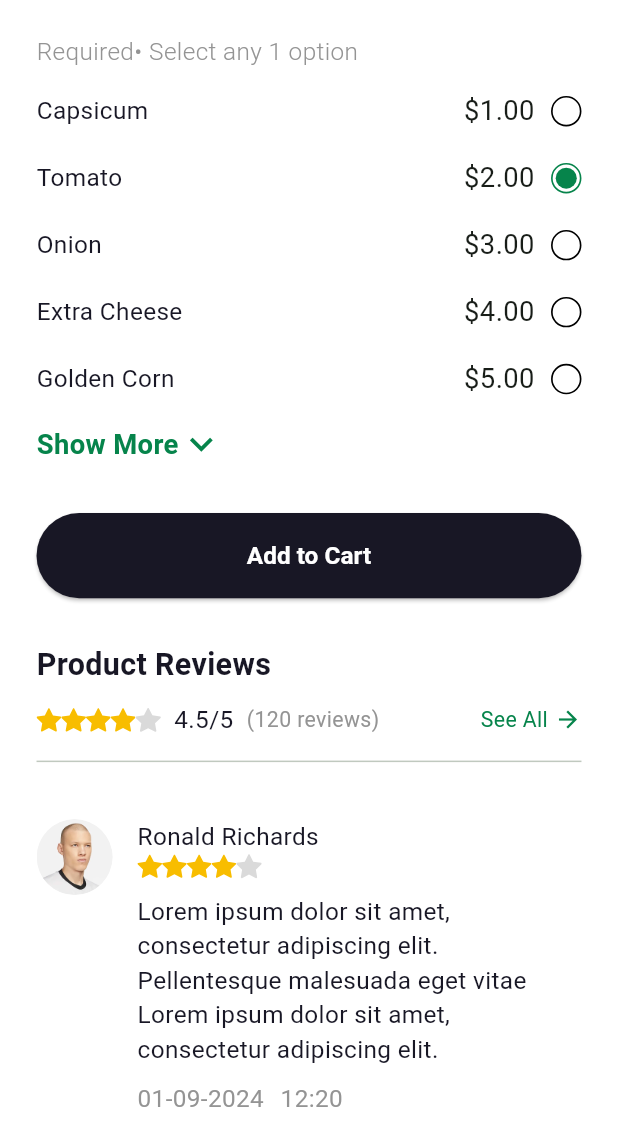
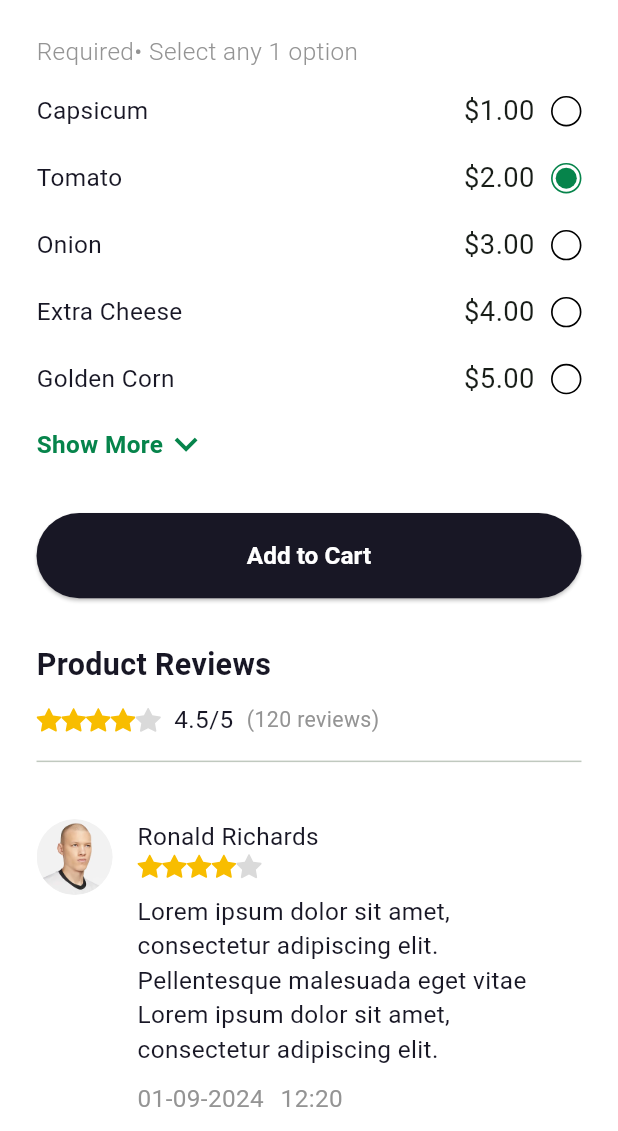
Before and after one commit to Apptesting7260/woye_userApp, a Flutter app: the ProductDetailsScreen screen opened directly with empty values, scrolled down 1152 dp, on a phone screen of 412 x 824 dp, the part 105-1236 px from its top. Run offline on Flutter 3.47's test engine with Material 3 defaults, Android fonts, the light colour scheme and no system bars; our stand-ins replace another_xlider, connectivity_plus, country_code_picker, dotted_border, firebase_auth, firebase_core and 11 more; missing offline and left inert: flutter_facebook_auth, otp_timer_button; accounts and stored records are empty; Roboto replaces fonts that are missing (Gilroy, Gilroy-Regular); project files that could hold a hidden picture were left out.

Commit message:
good morning 29-10

```diff
--- a/lib/Core/Utils/app_export.dart
+++ b/lib/Core/Utils/app_export.dart
@@ -32,3 +32,4 @@ export 'package:woye_user/shared/widgets/custom_app_bar.dart';
 export 'package:woye_user/shared/widgets/custom_elevated_button.dart';
 export 'package:woye_user/shared/widgets/custom_form_field.dart';
 export 'package:woye_user/shared/widgets/custom_outlined_button.dart';
+export 'package:woye_user/Shared/Widgets/custom_item_banner.dart';
--- a/lib/Routes/app_routes.dart
+++ b/lib/Routes/app_routes.dart
@@ -10,6 +10,7 @@ import 'package:woye_user/Presentation/Restaurants/Pages/Restaurant_categories/R
 import 'package:woye_user/Presentation/Restaurants/Pages/Restaurant_categories/Sub_screens/Categories_details/restaurant_category_details.dart';
 import 'package:woye_user/Presentation/Restaurants/Pages/Restaurant_categories/Sub_screens/Filter/restaurant_categories_filter.dart';
 import 'package:woye_user/Presentation/Restaurants/Pages/Restaurant_home/Sub_screens/Filter/restaurant_home_filter.dart';
+import 'package:woye_user/Presentation/Restaurants/Pages/Restaurant_home/Sub_screens/More_Products/more_products.dart';
 import 'package:woye_user/Presentation/Restaurants/Pages/Restaurant_home/Sub_screens/Product_reviews/product_reviews.dart';
 import 'package:woye_user/Presentation/Restaurants/Pages/Restaurant_wishlist/Sub_screens/Filter/restaurant_wishlist_filter.dart';
 import 'package:woye_user/Presentation/Restaurants/Restaurants_navbar/Controller/restaurant_navbar_binding.dart';
@@ -45,6 +46,7 @@ class AppRoutes {
       "/restaurant_categories_details";
   static const String restaurantWishlistFilter = "/restaurant_Wishlist_filter";
   static const String productReviews = "/product_reviews";
+  static const String moreProducts = "/more_products";
 
   static List<GetPage> pages = [
     GetPage(
@@ -81,7 +83,8 @@ class AppRoutes {
       page: () => const GroceryNavbar(),
     ),
     GetPage(name: restaurantHomeFilter, page: () => RestaurantHomeFilter()),
-    GetPage(name: productReviews, page: () => ProductReviews()),
+    GetPage(name: productReviews, page: () => const ProductReviews()),
+    GetPage(name: moreProducts, page: () => const MoreProducts()),
     // GetPage(
     //     name: restaurantDetailsScreen,
     //     page: () => const RestaurantDetailsScreen(title: "",)),
--- a/lib/presentation/Restaurants/Pages/Restaurant_home/Restaurant_home_screen/restaurant_home_screen.dart
+++ b/lib/presentation/Restaurants/Pages/Restaurant_home/Restaurant_home_screen/restaurant_home_screen.dart
@@ -1,6 +1,6 @@
 import 'package:woye_user/Core/Utils/app_export.dart';
 import 'package:woye_user/Presentation/Common/Home/home_screen.dart';
-import 'package:woye_user/Presentation/Restaurants/Pages/Restaurant_home/Sub_screens/Restaurant_details_screen/restaurant_details_screen.dart';
+import 'package:woye_user/Presentation/Restaurants/Pages/Restaurant_home/Sub_screens/Restaurant_details/restaurant_details_screen.dart';
 import 'package:woye_user/Presentation/Restaurants/Pages/Restaurant_home/controller/restaurant_home_controller.dart';
 import 'package:woye_user/Presentation/Restaurants/Restaurants_navbar/Controller/restaurant_navbar_controller.dart';
 import 'package:woye_user/Shared/Widgets/custom_search_filter.dart';
--- a/lib/presentation/Restaurants/Pages/Restaurant_home/Sub_screens/Product_details_screen/product_details_screen.dart
+++ b/lib/presentation/Restaurants/Pages/Restaurant_home/Sub_screens/Product_details/product_details_screen.dart
@@ -115,7 +115,7 @@ class ProductDetailsScreen extends StatelessWidget {
             reviews(),
             hBox(30),
             moreProducts(),
-            hBox(50),
+            hBox(20),
           ],
         ),
       ),
@@ -374,7 +374,7 @@ class ProductDetailsScreen extends StatelessWidget {
                     children: [
                       Text(
                         "Hide",
-                        style: AppFontStyle.text_18_600(AppColors.primary),
+                        style: AppFontStyle.text_16_600(AppColors.primary),
                       ),
                       Icon(
                         Icons.keyboard_arrow_up_sharp,
@@ -391,7 +391,7 @@ class ProductDetailsScreen extends StatelessWidget {
                       // ),
                       Text(
                         "Show More",
-                        style: AppFontStyle.text_18_600(AppColors.primary),
+                        style: AppFontStyle.text_16_600(AppColors.primary),
                       ),
                       Icon(
                         Icons.keyboard_arrow_down_sharp,
@@ -448,28 +448,6 @@ class ProductDetailsScreen extends StatelessWidget {
               "(120 reviews)",
               style: AppFontStyle.text_14_400(AppColors.lightText),
             ),
-            const Spacer(),
-            InkWell(
-              onTap: () {
-                Get.toNamed(AppRoutes.productReviews);
-              },
-              splashColor: Colors.transparent,
-              highlightColor: Colors.transparent,
-              child: Row(
-                children: [
-                  Text(
-                    "See All",
-                    style: AppFontStyle.text_14_400(AppColors.primary),
-                  ),
-                  wBox(4),
-                  Icon(
-                    Icons.arrow_forward_sharp,
-                    color: AppColors.primary,
-                    size: 18,
-                  )
-                ],
-              ),
-            ),
           ],
         ),
       ],
@@ -477,17 +455,14 @@ class ProductDetailsScreen extends StatelessWidget {
   }
 
   Widget reviews() {
-    RxBool showAll = false.obs;
-
     return Column(
       children: [
         Column(
           children: [
-            Obx(
-              () => ListView.builder(
+            ListView.builder(
               shrinkWrap: true,
               physics: const NeverScrollableScrollPhysics(),
-                itemCount: showAll.value ? 20 : 2,
+              itemCount: 2,
               itemBuilder: (context, index) {
                 return Column(
                   children: [
@@ -580,33 +555,16 @@ class ProductDetailsScreen extends StatelessWidget {
               //   child: const Divider(),
               // ),
             ),
-            ),
           ],
         ),
         hBox(10),
-        Obx(
-          () => InkWell(
+        InkWell(
           splashColor: Colors.transparent,
           highlightColor: Colors.transparent,
           onTap: () {
-              showAll.value = !showAll.value;
+            Get.toNamed(AppRoutes.productReviews);
           },
-            child: showAll.value
-                ? Row(
-                    mainAxisAlignment: MainAxisAlignment.center,
-                    children: [
-                      Text(
-                        "Hide",
-                        style: AppFontStyle.text_14_400(AppColors.primary),
-                      ),
-                      Icon(
-                        Icons.arrow_back,
-                        color: AppColors.primary,
-                        size: 20.h,
-                      )
-                    ],
-                  )
-                : Row(
+          child: Row(
             mainAxisAlignment: MainAxisAlignment.center,
             children: [
               Text(
@@ -619,7 +577,6 @@ class ProductDetailsScreen extends StatelessWidget {
                 size: 20.h,
               )
             ],
-                  ),
           ),
         ),
       ],
@@ -637,7 +594,9 @@ class ProductDetailsScreen extends StatelessWidget {
               style: AppFontStyle.text_20_600(AppColors.darkText),
             ),
             InkWell(
-              onTap: () {},
+              onTap: () {
+                Get.toNamed(AppRoutes.moreProducts);
+              },
               splashColor: Colors.transparent,
               highlightColor: Colors.transparent,
               child: Row(
@@ -662,7 +621,7 @@ class ProductDetailsScreen extends StatelessWidget {
         GridView.builder(
             physics: const NeverScrollableScrollPhysics(),
             shrinkWrap: true,
-            itemCount: 10,
+            itemCount: 2,
             gridDelegate: SliverGridDelegateWithFixedCrossAxisCount(
                 crossAxisCount: 2,
                 childAspectRatio: 0.7.h,
```
Also changed, not shown: lib/presentation/Restaurants/Pages/Restaurant_categories/Sub_screens/Categories_details/restaurant_category_details.dart (+8 -2 lines), lib/presentation/Restaurants/Pages/Restaurant_home/Sub_screens/More_Products/more_products.dart (added, +30 -0 lines), lib/presentation/Restaurants/Pages/Restaurant_home/Sub_screens/Restaurant_details/restaurant_details_screen.dart (renamed from lib/presentation/Restaurants/Pages/Restaurant_home/Sub_screens/Restaurant_details_screen/restaurant_details_screen.dart, +7 -22 lines). Lines whose indentation alone changed are shown as unchanged.
